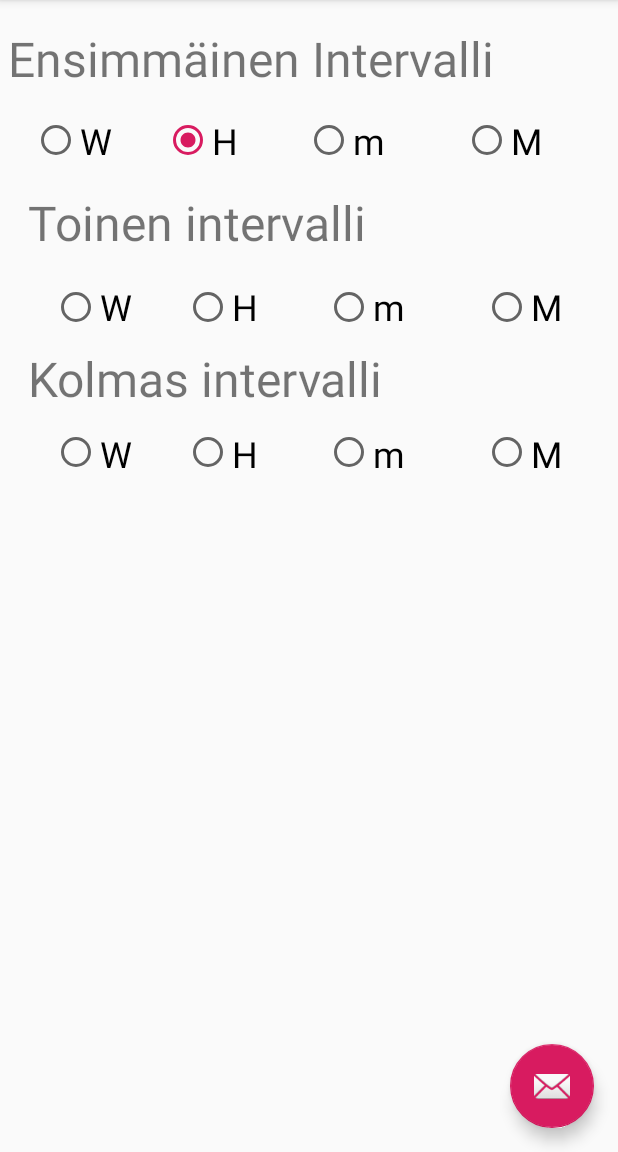
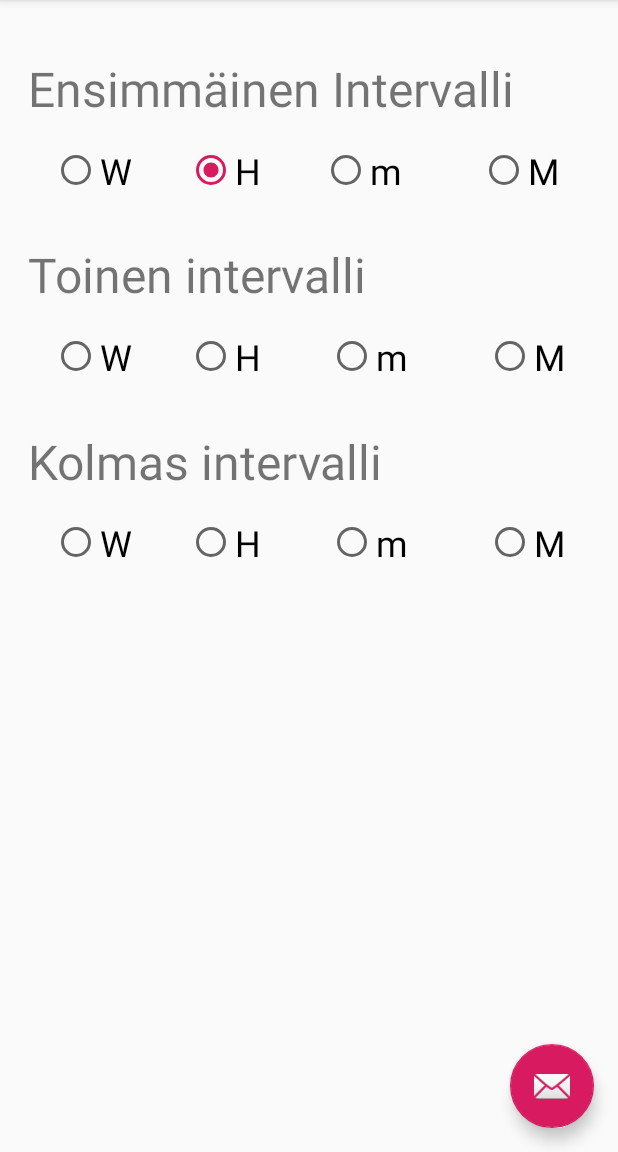
Before and after one commit to sangervu/MatchMusicScalesAndroid, an Android app: the screen it shows after launch (MainActivity), on a phone screen of 412 x 824 dp, the part 84-1236 px from its top. Run offline under Robolectric (Android 15) with nearby library versions, the phone set to English and light mode, and no system bars.

```diff
--- a/app/src/main/res/layout/content_main.xml
+++ b/app/src/main/res/layout/content_main.xml
@@ -13,12 +13,12 @@
 
     <LinearLayout
         android:id="@+id/linearLayout"
-        android:layout_width="wrap_content"
-        android:layout_height="101dp"
-        android:layout_marginStart="8dp"
-        android:layout_marginLeft="8dp"
-        android:layout_marginTop="4dp"
+        android:layout_width="0dp"
+        android:layout_height="wrap_content"
+        android:layout_marginStart="13dp"
+        android:layout_marginLeft="13dp"
         android:orientation="vertical"
+        app:layout_constraintBottom_toTopOf="@+id/linearLayout2"
         app:layout_constraintEnd_toEndOf="parent"
         app:layout_constraintHorizontal_bias="1.0"
         app:layout_constraintStart_toStartOf="parent"
@@ -51,7 +51,7 @@
 
             <RadioButton
                 android:id="@+id/radioButton11"
-                android:layout_width="88dp"
+                android:layout_width="90dp"
                 android:layout_height="match_parent"
                 android:checked="false"
                 android:clickable="true"
@@ -63,7 +63,7 @@
 
             <RadioButton
                 android:id="@+id/radioButton12"
-                android:layout_width="94dp"
+                android:layout_width="90dp"
                 android:layout_height="match_parent"
                 android:checked="false"
                 android:clickable="true"
@@ -95,12 +95,13 @@
 
     <LinearLayout
         android:id="@+id/linearLayout2"
-        android:layout_width="386dp"
-        android:layout_height="104dp"
+        android:layout_width="0dp"
+        android:layout_height="wrap_content"
         android:layout_marginStart="13dp"
         android:layout_marginLeft="13dp"
-        android:layout_marginTop="8dp"
         android:orientation="vertical"
+        app:layout_constraintBottom_toTopOf="@+id/linearLayout3"
+        app:layout_constraintEnd_toEndOf="parent"
         app:layout_constraintStart_toStartOf="parent"
         app:layout_constraintTop_toBottomOf="@+id/linearLayout">
 
@@ -131,7 +132,7 @@
 
             <RadioButton
                 android:id="@+id/radioButton21"
-                android:layout_width="88dp"
+                android:layout_width="90dp"
                 android:layout_height="match_parent"
                 android:checked="false"
                 android:clickable="true"
@@ -174,11 +175,15 @@
     </LinearLayout>
 
     <LinearLayout
-        android:layout_width="386dp"
-        android:layout_height="94dp"
+        android:id="@+id/linearLayout3"
+        android:layout_width="0dp"
+        android:layout_height="wrap_content"
         android:layout_marginStart="13dp"
         android:layout_marginLeft="13dp"
+        android:layout_marginBottom="361dp"
         android:orientation="vertical"
+        app:layout_constraintBottom_toBottomOf="parent"
+        app:layout_constraintEnd_toEndOf="parent"
         app:layout_constraintStart_toStartOf="parent"
         app:layout_constraintTop_toBottomOf="@+id/linearLayout2">
 
@@ -211,7 +216,7 @@
 
             <RadioButton
                 android:id="@+id/radioButton31"
-                android:layout_width="88dp"
+                android:layout_width="90dp"
                 android:layout_height="match_parent"
                 android:checked="false"
                 android:clickable="true"
```
